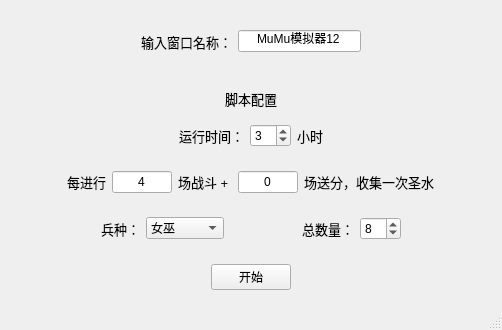
The window that ui.ui (nev3da/COC) describes before a commit, drawn with Qt 5.
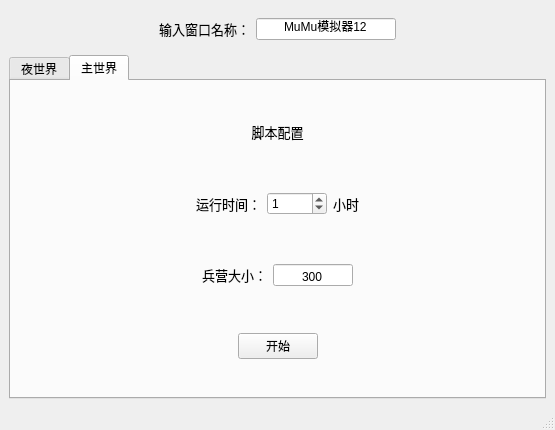
The same window after the commit. The open tabs and pages were chosen to show the change.

```diff
--- a/ui.ui
+++ b/ui.ui
@@ -6,18 +6,15 @@
    <rect>
     <x>0</x>
     <y>0</y>
-    <width>502</width>
-    <height>330</height>
+    <width>555</width>
+    <height>430</height>
    </rect>
   </property>
   <property name="windowTitle">
-   <string>COC-Script</string>
+   <string>MainWindow</string>
   </property>
   <widget class="QWidget" name="centralwidget">
-   <layout class="QVBoxLayout" name="verticalLayout">
-    <property name="bottomMargin">
-     <number>0</number>
-    </property>
+   <layout class="QVBoxLayout" name="verticalLayout_3">
     <item>
      <widget class="QWidget" name="widget_3" native="true">
       <layout class="QHBoxLayout" name="horizontalLayout_3">
@@ -73,6 +70,16 @@
      </widget>
     </item>
     <item>
+     <widget class="QTabWidget" name="tabWidget">
+      <property name="currentIndex">
+       <number>0</number>
+      </property>
+      <widget class="QWidget" name="tab_night">
+       <attribute name="title">
+        <string>夜世界</string>
+       </attribute>
+       <layout class="QVBoxLayout" name="verticalLayout">
+        <item>
      <widget class="QWidget" name="widget_4" native="true">
       <property name="styleSheet">
        <string notr="true"/>
@@ -125,13 +132,19 @@
            </widget>
           </item>
           <item>
-           <widget class="QSpinBox" name="execute_time">
+               <widget class="QSpinBox" name="night_execute_time">
             <property name="sizePolicy">
              <sizepolicy hsizetype="Expanding" vsizetype="Fixed">
               <horstretch>0</horstretch>
               <verstretch>0</verstretch>
              </sizepolicy>
             </property>
+                <property name="minimumSize">
+                 <size>
+                  <width>60</width>
+                  <height>0</height>
+                 </size>
+                </property>
             <property name="maximumSize">
              <size>
               <width>80</width>
@@ -322,6 +335,12 @@
           </item>
           <item>
            <widget class="QComboBox" name="unit">
+                <property name="minimumSize">
+                 <size>
+                  <width>80</width>
+                  <height>0</height>
+                 </size>
+                </property>
             <property name="maximumSize">
              <size>
               <width>800</width>
@@ -377,13 +396,19 @@
            </widget>
           </item>
           <item>
-           <widget class="QSpinBox" name="number">
+               <widget class="QSpinBox" name="night_number">
             <property name="sizePolicy">
              <sizepolicy hsizetype="Expanding" vsizetype="Fixed">
               <horstretch>0</horstretch>
               <verstretch>0</verstretch>
              </sizepolicy>
             </property>
+                <property name="minimumSize">
+                 <size>
+                  <width>60</width>
+                  <height>0</height>
+                 </size>
+                </property>
             <property name="maximumSize">
              <size>
               <width>80</width>
@@ -419,7 +444,7 @@
        </item>
        <item>
         <widget class="QWidget" name="widget" native="true">
-         <layout class="QHBoxLayout" name="horizontalLayout">
+             <layout class="QHBoxLayout" name="horizontalLayout_6">
           <item>
            <spacer name="horizontalSpacer">
             <property name="orientation">
@@ -434,7 +459,7 @@
            </spacer>
           </item>
           <item>
-           <widget class="QPushButton" name="btn">
+               <widget class="QPushButton" name="night_btn">
             <property name="text">
              <string>开始</string>
             </property>
@@ -461,13 +486,243 @@
     </item>
    </layout>
   </widget>
+      <widget class="QWidget" name="tab_day">
+       <attribute name="title">
+        <string>主世界</string>
+       </attribute>
+       <layout class="QVBoxLayout" name="verticalLayout_5">
+        <item>
+         <widget class="QWidget" name="widget_7" native="true">
+          <property name="styleSheet">
+           <string notr="true"/>
+          </property>
+          <layout class="QVBoxLayout" name="verticalLayout_4">
+           <property name="bottomMargin">
+            <number>9</number>
+           </property>
+           <item>
+            <widget class="QLabel" name="label_10">
+             <property name="font">
+              <font>
+               <pointsize>10</pointsize>
+              </font>
+             </property>
+             <property name="text">
+              <string>脚本配置</string>
+             </property>
+             <property name="alignment">
+              <set>Qt::AlignCenter</set>
+             </property>
+            </widget>
+           </item>
+           <item>
+            <widget class="QWidget" name="widget_8" native="true">
+             <layout class="QHBoxLayout" name="horizontalLayout_7">
+              <item>
+               <spacer name="horizontalSpacer_12">
+                <property name="orientation">
+                 <enum>Qt::Horizontal</enum>
+                </property>
+                <property name="sizeHint" stdset="0">
+                 <size>
+                  <width>244</width>
+                  <height>19</height>
+                 </size>
+                </property>
+               </spacer>
+              </item>
+              <item>
+               <widget class="QLabel" name="label_11">
+                <property name="font">
+                 <font>
+                  <pointsize>10</pointsize>
+                 </font>
+                </property>
+                <property name="text">
+                 <string>运行时间：</string>
+                </property>
+               </widget>
+              </item>
+              <item>
+               <widget class="QSpinBox" name="day_execute_time">
+                <property name="sizePolicy">
+                 <sizepolicy hsizetype="Expanding" vsizetype="Fixed">
+                  <horstretch>0</horstretch>
+                  <verstretch>0</verstretch>
+                 </sizepolicy>
+                </property>
+                <property name="minimumSize">
+                 <size>
+                  <width>60</width>
+                  <height>0</height>
+                 </size>
+                </property>
+                <property name="maximumSize">
+                 <size>
+                  <width>80</width>
+                  <height>16777215</height>
+                 </size>
+                </property>
+                <property name="value">
+                 <number>1</number>
+                </property>
+               </widget>
+              </item>
+              <item>
+               <widget class="QLabel" name="label_12">
+                <property name="font">
+                 <font>
+                  <pointsize>10</pointsize>
+                 </font>
+                </property>
+                <property name="text">
+                 <string>小时</string>
+                </property>
+               </widget>
+              </item>
+              <item>
+               <spacer name="horizontalSpacer_13">
+                <property name="orientation">
+                 <enum>Qt::Horizontal</enum>
+                </property>
+                <property name="sizeHint" stdset="0">
+                 <size>
+                  <width>244</width>
+                  <height>19</height>
+                 </size>
+                </property>
+               </spacer>
+              </item>
+             </layout>
+            </widget>
+           </item>
+           <item>
+            <widget class="QWidget" name="widget_9" native="true">
+             <layout class="QHBoxLayout" name="horizontalLayout">
+              <item>
+               <spacer name="horizontalSpacer_15">
+                <property name="orientation">
+                 <enum>Qt::Horizontal</enum>
+                </property>
+                <property name="sizeType">
+                 <enum>QSizePolicy::Expanding</enum>
+                </property>
+                <property name="sizeHint" stdset="0">
+                 <size>
+                  <width>135</width>
+                  <height>20</height>
+                 </size>
+                </property>
+               </spacer>
+              </item>
+              <item>
+               <widget class="QLabel" name="label_13">
+                <property name="font">
+                 <font>
+                  <pointsize>10</pointsize>
+                 </font>
+                </property>
+                <property name="text">
+                 <string>兵营大小：</string>
+                </property>
+               </widget>
+              </item>
+              <item>
+               <widget class="QLineEdit" name="day_number">
+                <property name="minimumSize">
+                 <size>
+                  <width>60</width>
+                  <height>0</height>
+                 </size>
+                </property>
+                <property name="maximumSize">
+                 <size>
+                  <width>80</width>
+                  <height>16777215</height>
+                 </size>
+                </property>
+                <property name="text">
+                 <string>300</string>
+                </property>
+                <property name="alignment">
+                 <set>Qt::AlignBottom|Qt::AlignHCenter</set>
+                </property>
+               </widget>
+              </item>
+              <item>
+               <spacer name="horizontalSpacer_14">
+                <property name="orientation">
+                 <enum>Qt::Horizontal</enum>
+                </property>
+                <property name="sizeType">
+                 <enum>QSizePolicy::Expanding</enum>
+                </property>
+                <property name="sizeHint" stdset="0">
+                 <size>
+                  <width>134</width>
+                  <height>20</height>
+                 </size>
+                </property>
+               </spacer>
+              </item>
+             </layout>
+            </widget>
+           </item>
+           <item>
+            <widget class="QWidget" name="widget_11" native="true">
+             <layout class="QHBoxLayout" name="horizontalLayout_10">
+              <item>
+               <spacer name="horizontalSpacer_19">
+                <property name="orientation">
+                 <enum>Qt::Horizontal</enum>
+                </property>
+                <property name="sizeHint" stdset="0">
+                 <size>
+                  <width>90</width>
+                  <height>20</height>
+                 </size>
+                </property>
+               </spacer>
+              </item>
+              <item>
+               <widget class="QPushButton" name="day_btn">
+                <property name="text">
+                 <string>开始</string>
+                </property>
+               </widget>
+              </item>
+              <item>
+               <spacer name="horizontalSpacer_20">
+                <property name="orientation">
+                 <enum>Qt::Horizontal</enum>
+                </property>
+                <property name="sizeHint" stdset="0">
+                 <size>
+                  <width>90</width>
+                  <height>20</height>
+                 </size>
+                </property>
+               </spacer>
+              </item>
+             </layout>
+            </widget>
+           </item>
+          </layout>
+         </widget>
+        </item>
+       </layout>
+      </widget>
+     </widget>
+    </item>
+   </layout>
+  </widget>
   <widget class="QMenuBar" name="menubar">
    <property name="geometry">
     <rect>
      <x>0</x>
      <y>0</y>
-     <width>502</width>
-     <height>22</height>
+     <width>555</width>
+     <height>26</height>
     </rect>
    </property>
   </widget>
```
Lines whose indentation alone changed are shown as unchanged.
